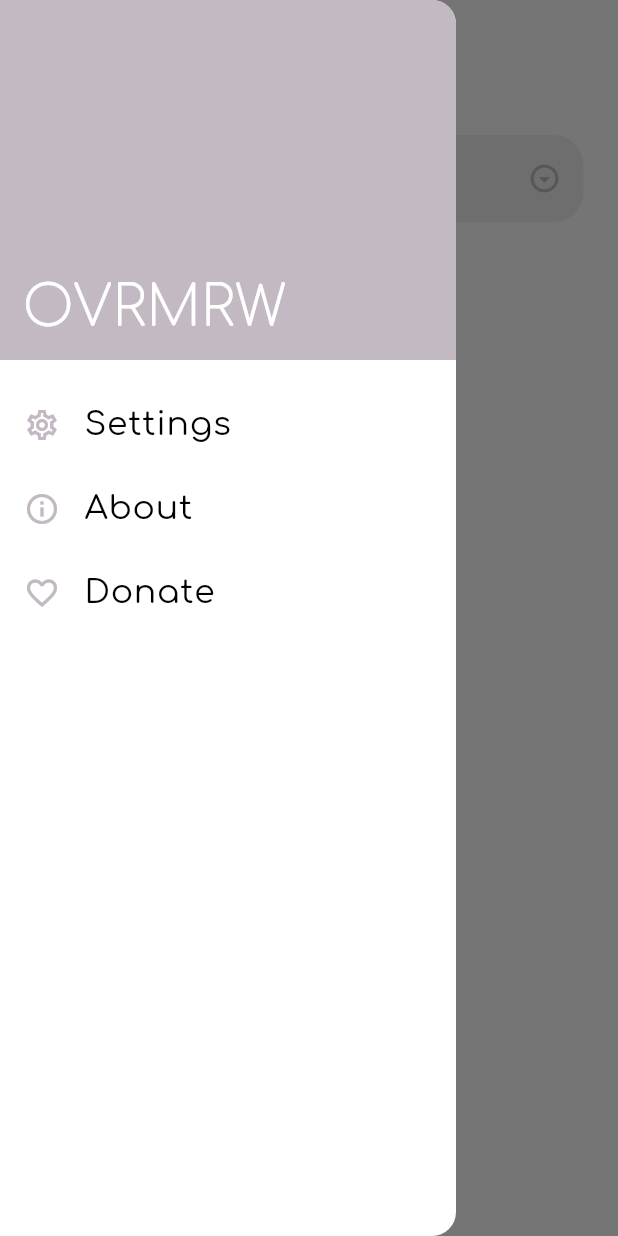
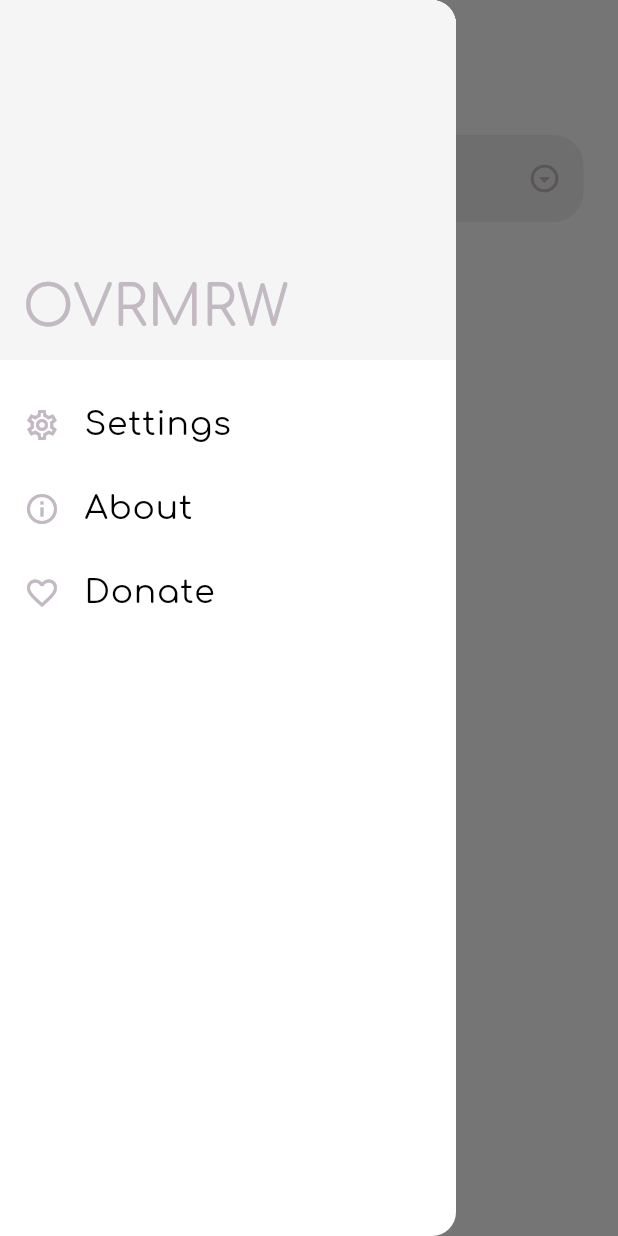
Before and after one commit to bmaroti9/Overmorrow, a Flutter app: the screen it shows after launch, with the side drawer open, on a phone screen of 412 x 824 dp. Run offline on Flutter 3.47's test engine with Material 3 defaults, Android fonts, the phone set to English and light mode, and no system bars; our stand-ins replace cached_network_image, dynamic_color, flutter_cache_manager, flutter_map, geocoding, geolocator and 6 more; missing offline and left inert: stretchy_header, worldtime; generated files the repository leaves out were written again; network calls fail.

Commit message:
fixed help translate text color

```diff
--- a/lib/settings_page.dart
+++ b/lib/settings_page.dart
@@ -627,13 +627,13 @@ class MyDrawer extends StatelessWidget {
           Container(
             height: 240,
             decoration: BoxDecoration(
-              color: primary,
+              color: hihglight,
             ),
             child: Align(
               alignment: Alignment.bottomLeft,
                 child: Padding(
                   padding: const EdgeInsets.all(15.0),
-                  child: comfortatext('OVRMRW', 40, settings, color: surface, weight: FontWeight.w300),
+                  child: comfortatext('OVRMRW', 40, settings, color: primary, weight: FontWeight.w400),
                 )
             ),
           ),
```
Also changed, not shown: lib/settings_screens.dart (+15 -9 lines).
